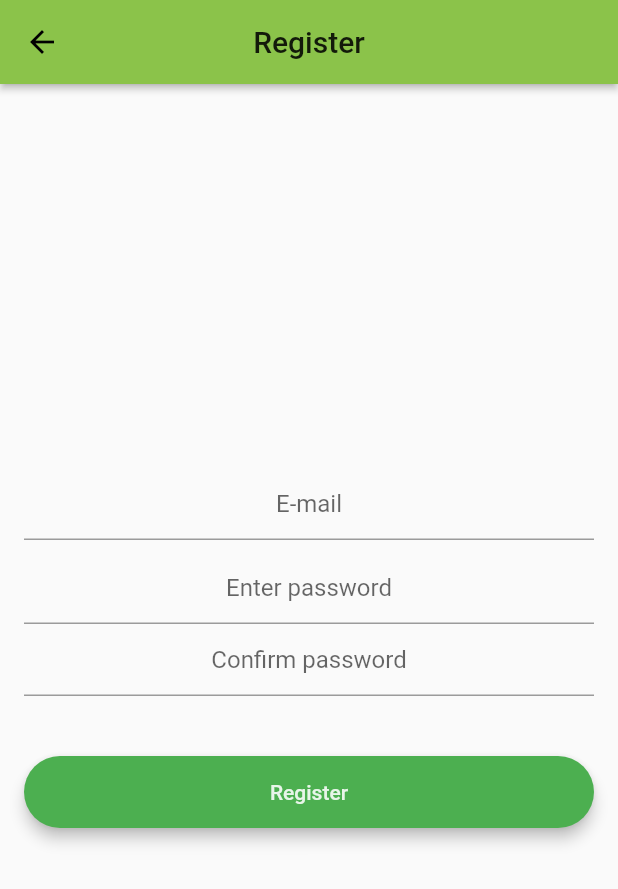
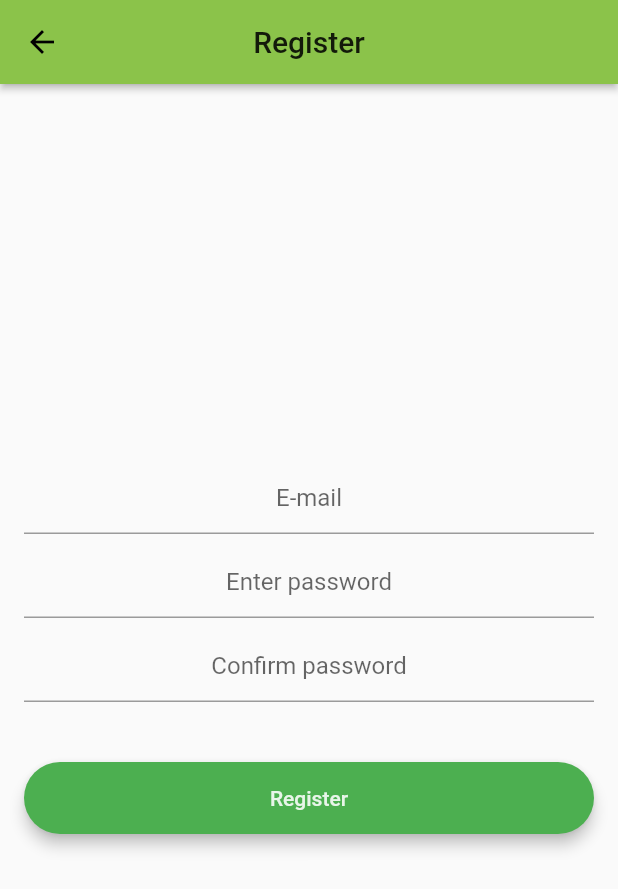
Before and after one commit to Detective-Khalifah/student_repository, a Flutter app: the RegistrationPage screen opened by its route, on a phone screen of 412 x 824 dp. Shown: the top 889 px of the screen. Run offline on Flutter 3.47's test engine with Material 2 defaults, Android fonts, the phone set to English and light mode, and no system bars.

Commit message:
Add a {@link SizedBox} between the two password {@link TextFormField}s in registration_page.dart

```diff
--- a/lib/pages/registration_page.dart
+++ b/lib/pages/registration_page.dart
@@ -65,6 +65,9 @@ class _RegistrationPageState extends State<RegistrationPage> {
                 },
                 decoration: InputDecoration(hintText: 'Enter password'),
               ),
+              SizedBox(
+                height: 8.0,
+              ),
               TextFormField(
                 obscureText: true,
                 textAlign: TextAlign.center,
```
